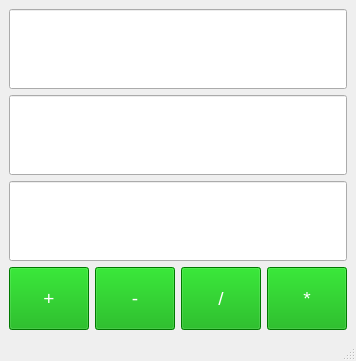
Above: 37_module_sbx_calc.ui from PetrovSergeyAleksandrovich/37_module_sbx before the change. Below: the same form after it.
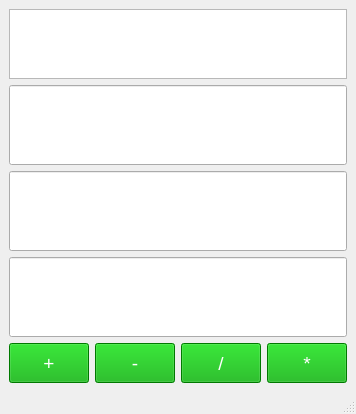
That is the form after the change.

Commit message: prints result. doesn't calculate divide amended

```diff
--- a/37_module_sbx_calc.ui
+++ b/37_module_sbx_calc.ui
@@ -17,6 +17,9 @@
    <layout class="QGridLayout" name="gridLayout_2">
     <item row="0" column="0">
      <layout class="QVBoxLayout" name="verticalLayout">
+      <item>
+       <widget class="QTextEdit" name="textEdit"/>
+      </item>
       <item>
        <widget class="QLineEdit" name="Input_1">
         <property name="sizePolicy">
```
The commit also changes 1 other file.
